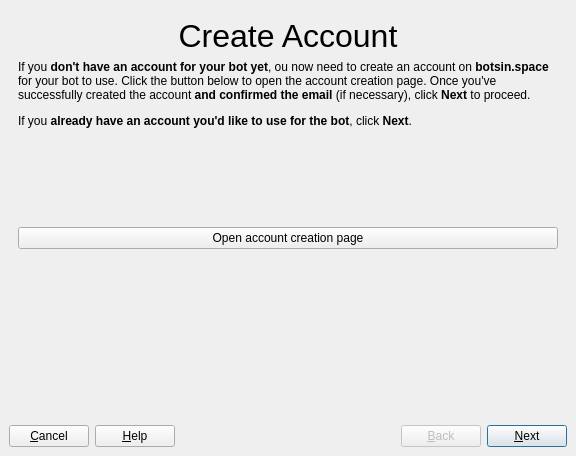
Lynnesbian/OldFediBooks, file gui/wzd_createbot.ui: the form before one commit.
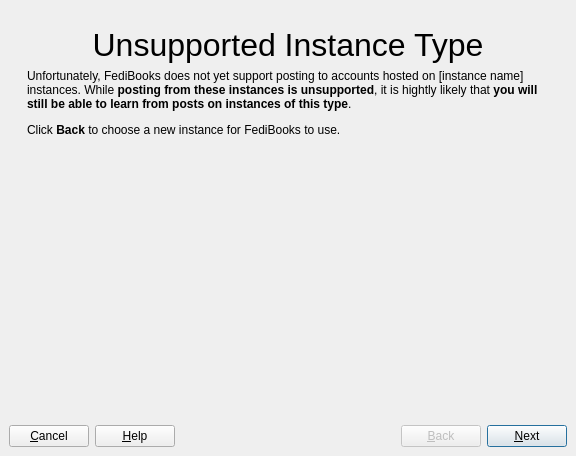
The form after the commit. The open tabs and pages were chosen to show the change. Icons and pictures are not drawn.

Commit message: check for instance type, show error for currently unsupported instances

The edit to the form file:
```diff
--- a/gui/wzd_createbot.ui
+++ b/gui/wzd_createbot.ui
@@ -178,6 +178,13 @@
         <widget class="QWidget" name="create_account">
          <layout class="QVBoxLayout" name="verticalLayout_4">
           <item>
+           <widget class="QStackedWidget" name="stackedWidget_2">
+            <property name="currentIndex">
+             <number>0</number>
+            </property>
+            <widget class="QWidget" name="page_3">
+             <layout class="QVBoxLayout" name="verticalLayout_9">
+              <item>
            <widget class="QLabel" name="label_5">
             <property name="sizePolicy">
              <sizepolicy hsizetype="Preferred" vsizetype="Preferred">
@@ -228,6 +235,54 @@
             <property name="text">
              <string>Open account creation page</string>
             </property>
+               </widget>
+              </item>
+             </layout>
+            </widget>
+            <widget class="QWidget" name="page_4">
+             <layout class="QVBoxLayout" name="verticalLayout_8">
+              <item>
+               <widget class="QLabel" name="label_9">
+                <property name="sizePolicy">
+                 <sizepolicy hsizetype="Preferred" vsizetype="Maximum">
+                  <horstretch>0</horstretch>
+                  <verstretch>0</verstretch>
+                 </sizepolicy>
+                </property>
+                <property name="font">
+                 <font>
+                  <pointsize>24</pointsize>
+                 </font>
+                </property>
+                <property name="text">
+                 <string>Unsupported Instance Type</string>
+                </property>
+                <property name="textFormat">
+                 <enum>Qt::AutoText</enum>
+                </property>
+                <property name="scaledContents">
+                 <bool>true</bool>
+                </property>
+                <property name="alignment">
+                 <set>Qt::AlignHCenter|Qt::AlignTop</set>
+                </property>
+               </widget>
+              </item>
+              <item>
+               <widget class="QLabel" name="label_22">
+                <property name="text">
+                 <string>&lt;html&gt;&lt;head/&gt;&lt;body&gt;&lt;p&gt;Unfortunately, FediBooks does not yet support posting to accounts hosted on [instance name] instances. While &lt;span style=&quot; font-weight:600;&quot;&gt;posting from these instances is unsupported&lt;/span&gt;, it is hightly likely that &lt;span style=&quot; font-weight:600;&quot;&gt;you will still be able to learn from posts on instances of this type&lt;/span&gt;.&lt;/p&gt;&lt;p&gt;Click &lt;span style=&quot; font-weight:600;&quot;&gt;Back&lt;/span&gt; to choose a new instance for FediBooks to use.&lt;/p&gt;&lt;/body&gt;&lt;/html&gt;</string>
+                </property>
+                <property name="alignment">
+                 <set>Qt::AlignLeading|Qt::AlignLeft|Qt::AlignTop</set>
+                </property>
+                <property name="wordWrap">
+                 <bool>true</bool>
+                </property>
+               </widget>
+              </item>
+             </layout>
+            </widget>
            </widget>
           </item>
           <item>
```
Left out of the diff: 2 changed lines with no effect on the pictures. Lines whose indentation alone changed are shown as unchanged. The commit also changes 2 other files.
